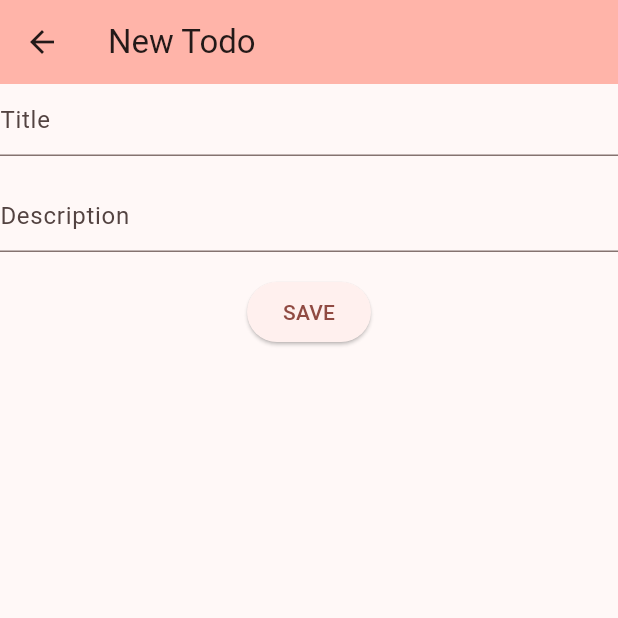
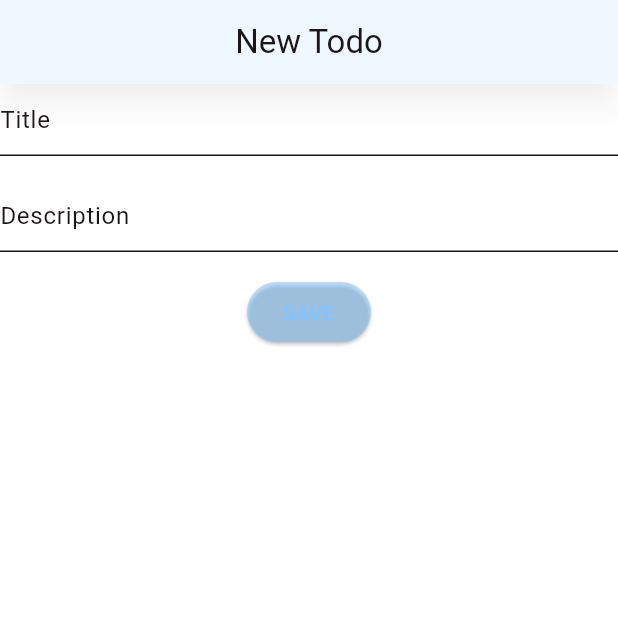
Before and after one commit to deeeznuds/carlist, a Flutter app: the screen it shows after launch, after a tap on the "add" icon, on a phone screen of 412 x 824 dp, the top half of it. Run offline on Flutter 3.47's test engine with Material 2 defaults, Android fonts, the phone set to English and light mode, and no system bars; our stand-ins replace flutter_bloc, go_router, hydrated_bloc.

Commit message:
feat: custom theme implementation

```diff
--- a/lib/main.dart
+++ b/lib/main.dart
@@ -1,3 +1,4 @@
+import 'package:carlist/presentation/ui/theme/theme.dart';
 import 'package:flutter/material.dart';
 import 'package:flutter_bloc/flutter_bloc.dart';
 import 'package:hydrated_bloc/hydrated_bloc.dart';
@@ -28,10 +29,7 @@ class Main extends StatelessWidget {
       child: MaterialApp.router(
         title: 'CarList',
         debugShowCheckedModeBanner: false,
-        theme: ThemeData(
-          colorScheme: ColorScheme.fromSeed(seedColor: Colors.red),
-          useMaterial3: true,
-        ),
+        theme: AppTheme.theme,
         routerConfig: AppRouter.router,
       ),
     );
--- a/lib/presentation/router/app_router.dart
+++ b/lib/presentation/router/app_router.dart
@@ -1,8 +1,8 @@
 import 'package:carlist/data/models/todo_item_model.dart';
 import 'package:go_router/go_router.dart';
 
-import '../screens/todo_item_create_screen.dart';
-import '../screens/todo_items_list_screen.dart';
+import '../ui/screens/todo_item_create_screen.dart';
+import '../ui/screens/todo_items_list_screen.dart';
 
 class AppRouter {
   static const String todoCreateScreen = '/create';
--- a/lib/presentation/screens/todo_item_create_screen.dart
+++ b/lib/presentation/ui/screens/todo_item_create_screen.dart
@@ -1,9 +1,10 @@
 import 'package:carlist/data/models/todo_item_model.dart';
 import 'package:carlist/presentation/router/app_router.dart';
+import 'package:carlist/presentation/ui/widgets/appbar_widget.dart';
 import 'package:flutter/material.dart';
 import 'package:flutter_bloc/flutter_bloc.dart';
 
-import '../../logic/cubit/todo_cubit.dart';
+import '../../../logic/cubit/todo_cubit.dart';
 
 class TodoItemCreateScreen extends StatefulWidget {
   final TodoItemDto itemDto;
@@ -40,9 +41,12 @@ class _TodoItemCreateScreenState extends State<TodoItemCreateScreen> {
   @override
   Widget build(BuildContext context) {
     return Scaffold(
-      appBar: AppBar(
-        backgroundColor: Theme.of(context).colorScheme.inversePrimary,
-        title: const Text('New Todo'),
+      // appBar: AppBar(
+      //   backgroundColor: Theme.of(context).colorScheme.inversePrimary,
+      //   title: const Text('New Todo'),
+      // ),
+      appBar: const AppBarWidget(
+        title: 'New Todo',
       ),
       body: Column(
         children: [
--- a/lib/presentation/screens/todo_items_list_screen.dart
+++ b/lib/presentation/ui/screens/todo_items_list_screen.dart
@@ -3,7 +3,7 @@ import 'package:carlist/presentation/router/app_router.dart';
 import 'package:flutter/material.dart';
 import 'package:flutter_bloc/flutter_bloc.dart';
 
-import '../../logic/cubit/todo_cubit.dart';
+import '../../../logic/cubit/todo_cubit.dart';
 
 class TodoItemsListScreen extends StatelessWidget {
   const TodoItemsListScreen({super.key});
--- /dev/null
+++ b/lib/presentation/ui/theme/colors.dart
@@ -0,0 +1,26 @@
+import 'package:flutter/material.dart';
+
+class AppColors {
+  AppColors._();
+
+  static const Color primary = Color(0xFF81C4FF);
+  static const Color secondary = Color(0xFFE7222E);
+
+  static const LinearGradient primaryGradient = LinearGradient(
+    colors: [primary, Color(0xFF16588E)],
+  );
+  static const LinearGradient secondaryGradient = LinearGradient(
+    colors: [secondary, Color(0xFFA81923)],
+  );
+
+  static const Color black = Color(0xFF1D1617);
+  static const Color white = Color(0xFFFFFFFF);
+
+  static const Color grayHight = Color(0xFF7B6F72);
+  static const Color grayMedium = Color(0xFFADA4A5);
+  static const Color grayLight = Color(0xFFDDDADA);
+
+  static const Color borderLight = Color(0xFFF7F8F8);
+
+  static const Color error = Colors.red;
+}
--- /dev/null
+++ b/lib/presentation/ui/theme/theme.dart
@@ -0,0 +1,35 @@
+import 'package:carlist/presentation/ui/theme/colors.dart';
+import 'package:flutter/material.dart';
+import 'package:flutter/services.dart';
+
+class AppTheme {
+  AppTheme._();
+
+  static ThemeData get theme {
+    return ThemeData(
+      useMaterial3: true,
+      colorScheme: ColorScheme(
+        brightness: Brightness.light,
+        primary: AppColors.primary,
+        onPrimary: AppColors.white,
+        secondary: AppColors.secondary,
+        onSecondary: AppColors.white,
+        error: AppColors.error,
+        onError: AppColors.white,
+        background: AppColors.white,
+        onBackground: AppColors.black,
+        surface: AppColors.primary.withOpacity(0.5),
+        onSurface: AppColors.black,
+      ),
+      scaffoldBackgroundColor: Colors.white,
+      appBarTheme: const AppBarTheme(
+        color: AppColors.white,
+        systemOverlayStyle: SystemUiOverlayStyle.light,
+        elevation: 8,
+        shadowColor: Colors.black26,
+        centerTitle: true,
+        actionsIconTheme: IconThemeData(color: AppColors.primary),
+      ),
+    );
+  }
+}
--- /dev/null
+++ b/lib/presentation/ui/widgets/appbar_widget.dart
@@ -0,0 +1,36 @@
+import 'package:flutter/material.dart';
+
+class AppBarWidget extends StatelessWidget implements PreferredSizeWidget {
+  final bool backEnabled;
+  final String? title;
+  final List<Widget>? actions;
+
+  const AppBarWidget({
+    super.key,
+    this.backEnabled = true,
+    this.title,
+    this.actions,
+  });
+
+  @override
+  Widget build(BuildContext context) {
+    return AppBar(
+      backgroundColor: Colors.white,
+      leading: backEnabled ? const _BackBtn() : null,
+      title: title != null ? Text(title!) : null,
+      actions: actions,
+    );
+  }
+
+  @override
+  Size get preferredSize => const Size.fromHeight(kToolbarHeight);
+}
+
+class _BackBtn extends StatelessWidget {
+  const _BackBtn({super.key});
+
+  @override
+  Widget build(BuildContext context) {
+    return Container();
+  }
+}
```
